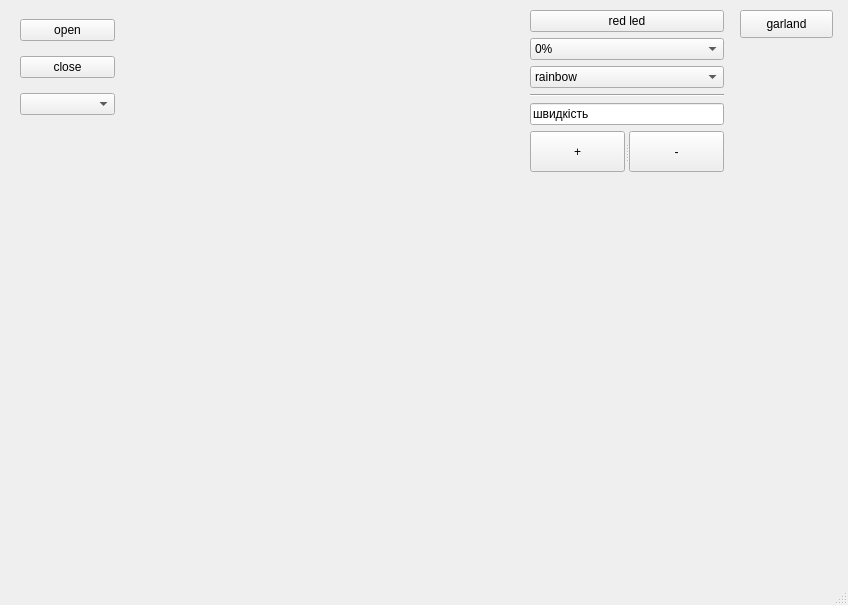
Above: keeMASH.ui from buhtanback/KeeMASH before the change. Below: the same form after it.
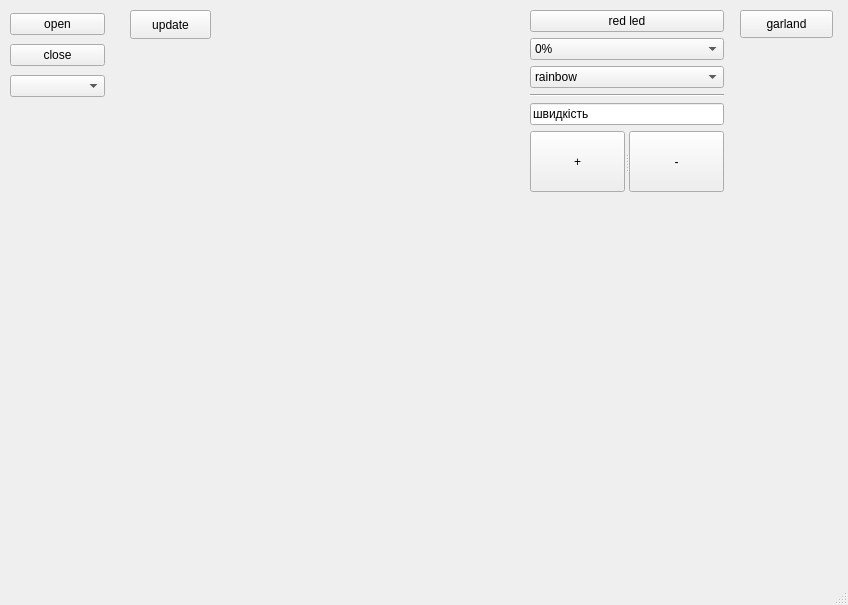
That is the form after the change.

The edit to the form file:
```diff
--- a/keeMASH.ui
+++ b/keeMASH.ui
@@ -30,10 +30,10 @@
    <widget class="QWidget" name="layoutWidget">
     <property name="geometry">
      <rect>
-      <x>20</x>
+      <x>10</x>
       <y>10</y>
       <width>95</width>
-      <height>117</height>
+      <height>91</height>
      </rect>
     </property>
     <layout class="QVBoxLayout" name="verticalLayout">
@@ -62,7 +62,7 @@
       <x>530</x>
       <y>10</y>
       <width>194</width>
-      <height>162</height>
+      <height>182</height>
      </rect>
     </property>
     <layout class="QVBoxLayout" name="verticalLayout_2">
@@ -219,6 +219,22 @@
      </item>
     </layout>
    </widget>
+   <widget class="QPushButton" name="upB">
+    <property name="geometry">
+     <rect>
+      <x>130</x>
+      <y>10</y>
+      <width>81</width>
+      <height>29</height>
+     </rect>
+    </property>
+    <property name="cursor">
+     <cursorShape>ArrowCursor</cursorShape>
+    </property>
+    <property name="text">
+     <string>update</string>
+    </property>
+   </widget>
   </widget>
   <widget class="QMenuBar" name="menubar">
    <property name="geometry">
```
Left out of the diff: 2 changed lines with no effect on the pictures.
